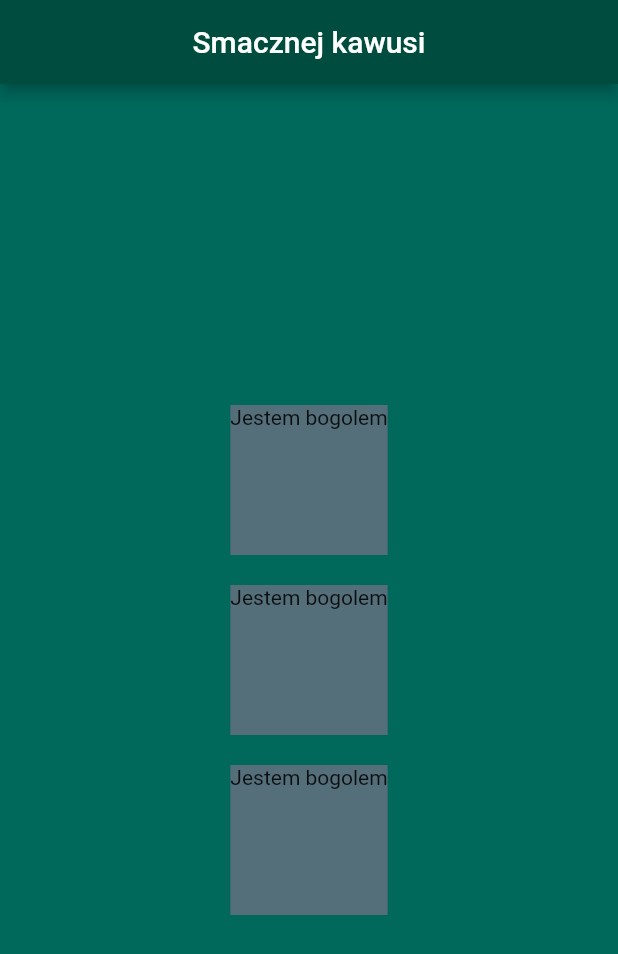
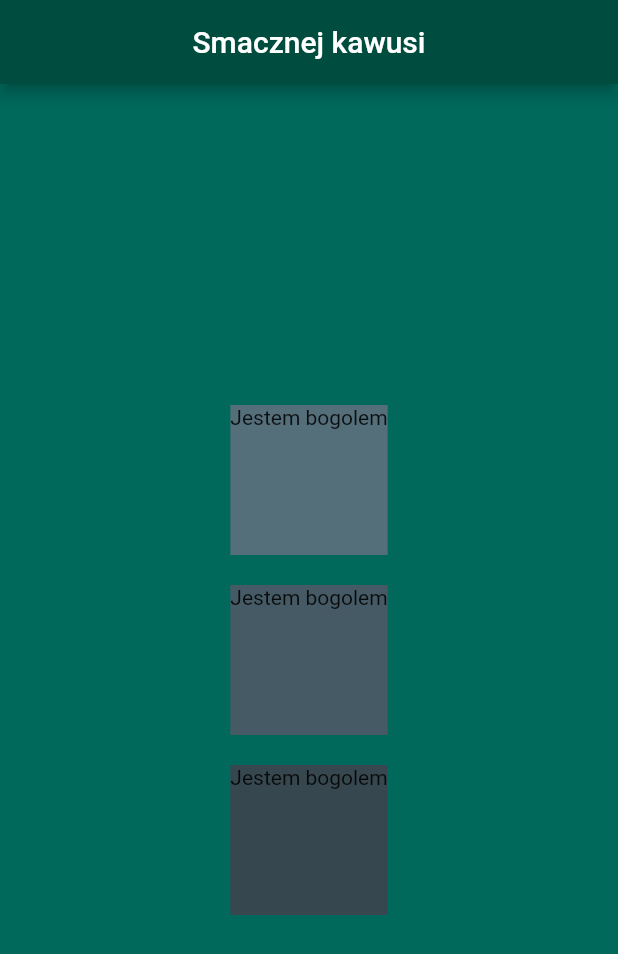
Before and after one commit to KubaSiwiec/i-am-rich-flutter-tutorial, a Flutter app: the screen it shows after launch, on a phone screen of 412 x 824 dp. Shown: the top 954 px of the screen. Run offline on Flutter 3.47's test engine with Material 2 defaults, Android fonts, the light colour scheme and no system bars.

Commit message:
Add column and play with it

```diff
--- a/lib/main.dart
+++ b/lib/main.dart
@@ -32,7 +32,7 @@ class MyApp extends StatelessWidget {
                 Container(
                     height: 100,
                     child: Text("Jestem bogolem"),
-                    color: Colors.blueGrey[600]
+                    color: Colors.blueGrey[700]
                 ),
                 SizedBox(
                   height: 20,
@@ -40,7 +40,7 @@ class MyApp extends StatelessWidget {
                 Container(
                     height: 100,
                     child: Text("Jestem bogolem"),
-                    color: Colors.blueGrey[600]
+                    color: Colors.blueGrey[800]
                 ),
               ]
             ),
```
